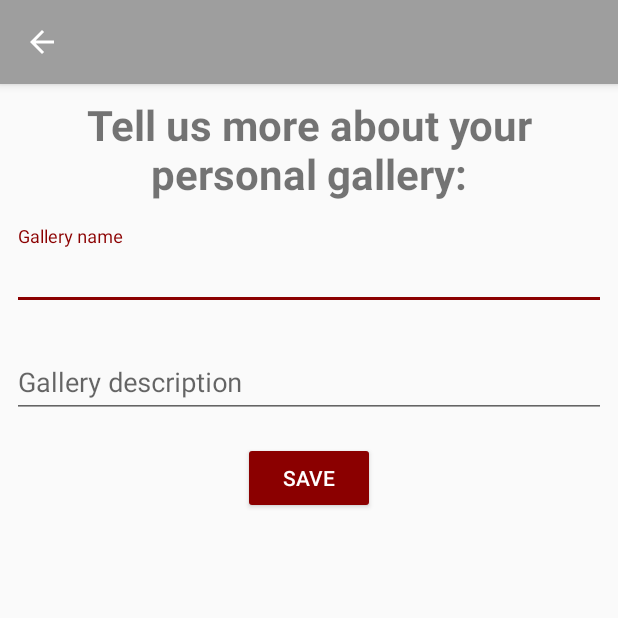
After one commit to Mobile02-DH/MuseuApp, an Android app: the EditActivity screen opened directly, with no data from a screen before it, on a phone screen of 412 x 824 dp, the top half of it. The commit adds this screen. Run offline under Robolectric (Android 15) with nearby library versions, the phone set to English and light mode, and no system bars; our stand-ins replace Firebase (no records; nobody signed in at launch, a user with empty details on screens opened directly).

Commit message:
feature de mudar descrição e nome da galeria pessoal

```diff
--- /dev/null
+++ b/app/src/main/java/br/edu/digitalhouse/museuapp/EditActivity.java
@@ -0,0 +1,64 @@
+package br.edu.digitalhouse.museuapp;
+
+import android.os.Bundle;
+import android.support.design.widget.TextInputEditText;
+import android.support.v7.app.AppCompatActivity;
+import android.util.Log;
+import android.view.MenuItem;
+import android.widget.Button;
+import android.widget.Toast;
+
+import com.google.firebase.auth.FirebaseAuth;
+import com.google.firebase.database.DatabaseReference;
+import com.google.firebase.database.FirebaseDatabase;
+
+public class EditActivity extends AppCompatActivity {
+
+    private TextInputEditText personalName;
+    private TextInputEditText personalDescription;
+    private Button personalSave;
+    private FirebaseAuth firebaseAuth;
+    private DatabaseReference mDatabase;
+
+    @Override
+    protected void onCreate(Bundle savedInstanceState) {
+        super.onCreate(savedInstanceState);
+        setContentView(R.layout.activity_edit);
+
+        getSupportActionBar().setDisplayHomeAsUpEnabled(true);
+        getSupportActionBar().setTitle("");
+
+        firebaseAuth = FirebaseAuth.getInstance();
+        mDatabase = FirebaseDatabase.getInstance().getReference().child("users").child(firebaseAuth.getCurrentUser().getUid());
+
+        personalName = findViewById(R.id.txt_personal_name);
+        personalDescription = findViewById(R.id.txt_personal_description);
+        personalSave = findViewById(R.id.btn_personal_save);
+
+        personalSave.setOnClickListener(view -> {
+
+            mDatabase.child("PersonalName").setValue(personalName.getText().toString());
+            mDatabase.child("PersonalDesc").setValue(personalDescription.getText().toString())
+                    .addOnSuccessListener(aVoid -> {
+                        Toast.makeText(EditActivity.this, "Gallery information updated!", Toast.LENGTH_SHORT).show();
+                        finish();
+                    })
+                    .addOnFailureListener(e -> {
+                        Toast.makeText(EditActivity.this, "Something went wrong!", Toast.LENGTH_SHORT).show();
+                        Log.e("SAVE", e.getMessage());
+                    });
+        });
+    }
+
+
+    @Override
+    public boolean onOptionsItemSelected(MenuItem item) {
+
+        int id = item.getItemId();
+
+        if (id == android.R.id.home) {
+            finish();
+        }
+        return super.onOptionsItemSelected(item);
+    }
+}
--- a/app/src/main/java/br/edu/digitalhouse/museuapp/adapter/ItemImageRecyclerViewAdapter.java
+++ b/app/src/main/java/br/edu/digitalhouse/museuapp/adapter/ItemImageRecyclerViewAdapter.java
@@ -83,6 +83,7 @@ public class ItemImageRecyclerViewAdapter extends RecyclerView.Adapter<ItemImage
             itemImageLarge.setConfig(imageViewZoomConfig);
 
             itemImageLarge.setOnLongClickListener(v -> {
+
                 try {
 
                     String insertImage = MediaStore.Images.Media.insertImage(activity.getContentResolver(), itemImageLarge.getBitmap(), "teste", "image from Museu Mapp");
--- a/app/src/main/java/br/edu/digitalhouse/museuapp/fragments/GalleryItemListFragment.java
+++ b/app/src/main/java/br/edu/digitalhouse/museuapp/fragments/GalleryItemListFragment.java
@@ -75,7 +75,7 @@ public class GalleryItemListFragment extends Fragment implements ServiceListener
         });
 
         if (getArguments().getBoolean("personal")){
-            mDatabase = FirebaseDatabase.getInstance().getReference().child("users").child(firebaseAuth.getCurrentUser().getUid());
+
             setViewPersonal();
 
         }else {
@@ -112,6 +112,8 @@ public class GalleryItemListFragment extends Fragment implements ServiceListener
 
     private void setViewPersonal() {
 
+        mDatabase = FirebaseDatabase.getInstance().getReference().child("users").child(firebaseAuth.getCurrentUser().getUid());
+
         List<Item> itemList = new ArrayList<>();
         mDatabase.addListenerForSingleValueEvent(new ValueEventListener() {
             @Override
--- /dev/null
+++ b/app/src/main/res/layout/activity_edit.xml
@@ -0,0 +1,61 @@
+<?xml version="1.0" encoding="utf-8"?>
+
+<ScrollView
+    xmlns:android="http://schemas.android.com/apk/res/android"
+    android:layout_width="match_parent"
+    android:layout_height="wrap_content">
+
+    <LinearLayout xmlns:android="http://schemas.android.com/apk/res/android"
+        xmlns:tools="http://schemas.android.com/tools"
+        android:layout_width="match_parent"
+        android:layout_height="wrap_content"
+        android:orientation="vertical"
+        android:padding="8dp"
+        tools:context=".EditActivity">
+
+        <TextView
+            android:layout_width="wrap_content"
+            android:layout_height="wrap_content"
+            android:gravity="center"
+            android:text="Tell us more about your personal gallery:"
+            android:textSize="28sp"
+            android:textStyle="bold" />
+
+        <android.support.design.widget.TextInputLayout
+            android:layout_width="match_parent"
+            android:layout_height="wrap_content"
+            android:layout_marginTop="16dp">
+
+            <android.support.design.widget.TextInputEditText
+                android:id="@+id/txt_personal_name"
+                android:layout_width="match_parent"
+                android:layout_height="match_parent"
+                android:hint="Gallery name" />
+
+        </android.support.design.widget.TextInputLayout>
+
+        <android.support.design.widget.TextInputLayout
+            android:layout_width="match_parent"
+            android:layout_height="wrap_content"
+            android:layout_marginTop="16dp">
+
+            <android.support.design.widget.TextInputEditText
+                android:id="@+id/txt_personal_description"
+                android:layout_width="match_parent"
+                android:layout_height="match_parent"
+                android:hint="Gallery description" />
+
+        </android.support.design.widget.TextInputLayout>
+
+        <Button
+            android:id="@+id/btn_personal_save"
+            android:layout_width="wrap_content"
+            android:layout_height="wrap_content"
+            android:layout_gravity="center_horizontal"
+            android:text="Save"
+            android:layout_marginTop="16dp"
+            style="@style/Base.Widget.AppCompat.Button.Colored"/>
+
+    </LinearLayout>
+
+</ScrollView>
--- a/app/src/main/res/layout/activity_splashscreen.xml
+++ b/app/src/main/res/layout/activity_splashscreen.xml
@@ -5,5 +5,4 @@
     android:layout_height="match_parent"
     android:background="@color/white"
     android:src="@drawable/splash"
-    android:onClick="showHome"
     android:scaleType="centerCrop"/>
```
Also changed, not shown: app/src/main/AndroidManifest.xml (+4 -7 lines), app/src/main/java/br/edu/digitalhouse/museuapp/LoungeActivity.java (+7 -2 lines), app/src/main/java/br/edu/digitalhouse/museuapp/SplashscreenActivity.java (+2 -6 lines), app/src/main/java/br/edu/digitalhouse/museuapp/fragments/GalleryInfoFragment.java (+63 -6 lines), app/src/main/res/layout/activity_lounge.xml (+8 -1 lines).
